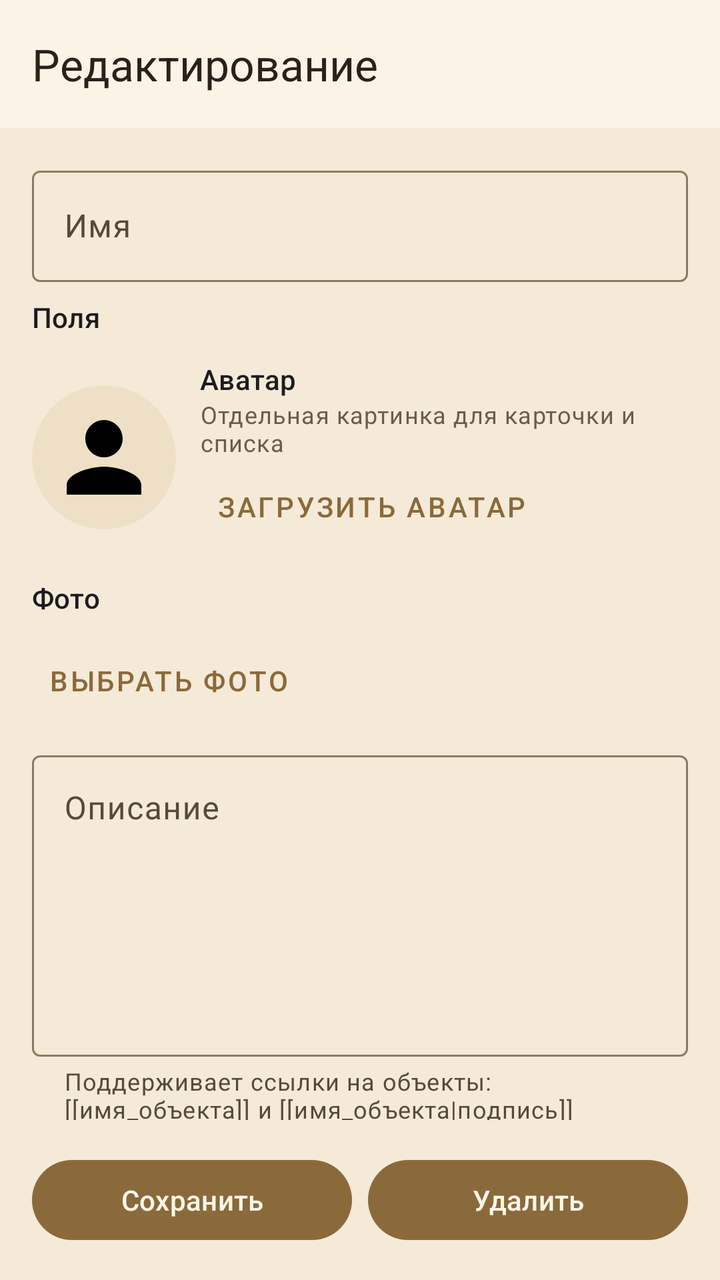
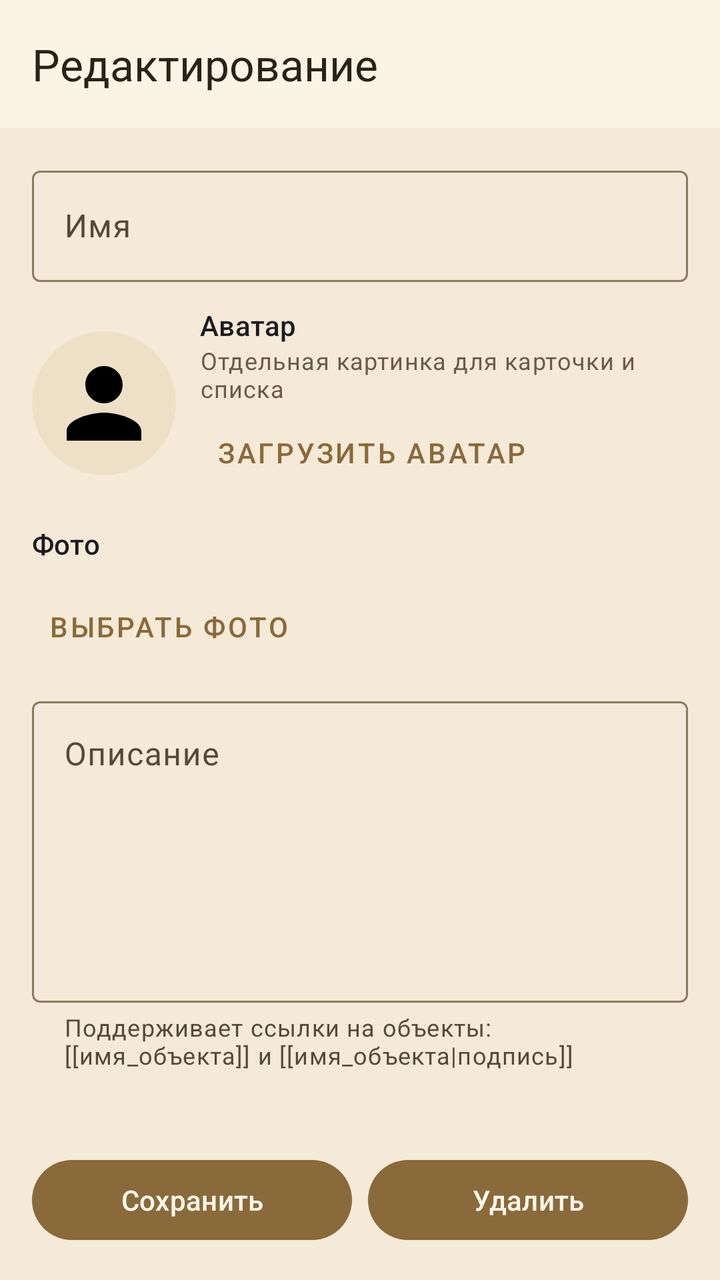

Compare the two renders of this Android layout. The source of the first and the diff that turns it into the second are given below.
<!-- AndroidManifest.xml: application theme Theme.DnDMemory -->
<!-- res/layout/activity_entity_edit.xml -->
<?xml version="1.0" encoding="utf-8"?>
<LinearLayout xmlns:android="http://schemas.android.com/apk/res/android"
    xmlns:app="http://schemas.android.com/apk/res-auto"
    android:layout_width="match_parent"
    android:layout_height="match_parent"
    android:orientation="vertical">

    <com.google.android.material.appbar.MaterialToolbar
        style="@style/Widget.DnDMemory.Toolbar"
        android:id="@+id/entity_edit_toolbar"
        android:layout_width="match_parent"
        android:layout_height="?attr/actionBarSize"
        app:title="@string/entity_edit_title_edit" />

    <androidx.core.widget.NestedScrollView
        android:layout_width="match_parent"
        android:layout_height="0dp"
        android:layout_weight="1"
        android:clipToPadding="false"
        android:paddingBottom="72dp">

        <LinearLayout
            android:layout_width="match_parent"
            android:layout_height="wrap_content"
            android:orientation="vertical"
            android:padding="16dp">

            <com.google.android.material.textfield.TextInputLayout
                android:id="@+id/entity_edit_name_group"
                android:layout_width="match_parent"
                android:layout_height="wrap_content"
                android:hint="@string/entity_edit_name">

                <com.google.android.material.textfield.TextInputEditText
                    android:id="@+id/entity_edit_name_input"
                    android:layout_width="match_parent"
                    android:layout_height="wrap_content"
                    android:inputType="textCapSentences"
                    android:maxLines="1" />
            </com.google.android.material.textfield.TextInputLayout>

            <TextView
                android:id="@+id/entity_edit_fields_title"
                android:layout_width="match_parent"
                android:layout_height="wrap_content"
                android:layout_marginTop="8dp"
                android:text="@string/entity_detail_fields"
                android:textAppearance="?attr/textAppearanceTitleSmall" />

            
            <com.google.android.material.textfield.TextInputLayout
                android:id="@+id/entity_edit_race_group"
                android:layout_width="match_parent"
                android:layout_height="wrap_content"
                android:hint="@string/attr_race"
                android:visibility="gone">

                <com.google.android.material.textfield.MaterialAutoCompleteTextView
                    android:id="@+id/entity_edit_race_input"
                    style="@style/Widget.Material3.AutoCompleteTextView.OutlinedBox"
                    android:layout_width="match_parent"
                    android:layout_height="wrap_content"
                    android:completionThreshold="1"
                    android:inputType="textCapSentences"
                    android:maxLines="1" />
            </com.google.android.material.textfield.TextInputLayout>

            
            <com.google.android.material.textfield.TextInputLayout
                android:id="@+id/entity_edit_gender_group"
                style="@style/Widget.Material3.TextInputLayout.OutlinedBox.ExposedDropdownMenu"
                android:layout_width="match_parent"
                android:layout_height="wrap_content"
                android:hint="@string/attr_gender"
                android:visibility="gone">

                <com.google.android.material.textfield.MaterialAutoCompleteTextView
                    android:id="@+id/entity_edit_gender"
                    android:layout_width="match_parent"
                    android:layout_height="wrap_content"
                    android:inputType="none" />
            </com.google.android.material.textfield.TextInputLayout>

            
            <com.google.android.material.textfield.TextInputLayout
                android:id="@+id/entity_edit_klass_group"
                android:layout_width="match_parent"
                android:layout_height="wrap_content"
                android:hint="@string/attr_klass"
                android:visibility="gone">

                <com.google.android.material.textfield.MaterialAutoCompleteTextView
                    android:id="@+id/entity_edit_klass_input"
                    style="@style/Widget.Material3.AutoCompleteTextView.OutlinedBox"
                    android:layout_width="match_parent"
                    android:layout_height="wrap_content"
                    android:completionThreshold="1"
                    android:inputType="textCapSentences"
                    android:maxLines="1" />
            </com.google.android.material.textfield.TextInputLayout>

            <com.google.android.material.textfield.TextInputLayout
                android:id="@+id/entity_edit_player_group"
                style="@style/Widget.Material3.TextInputLayout.OutlinedBox.ExposedDropdownMenu"
                android:layout_width="match_parent"
                android:layout_height="wrap_content"
                android:hint="@string/attr_player_name"
                android:visibility="gone"
                app:endIconMode="dropdown_menu">

                <com.google.android.material.textfield.MaterialAutoCompleteTextView
                    android:id="@+id/entity_edit_player"
                    android:layout_width="match_parent"
                    android:layout_height="wrap_content"
                    android:inputType="none" />
            </com.google.android.material.textfield.TextInputLayout>

            
            <com.google.android.material.textfield.TextInputLayout
                android:id="@+id/entity_edit_location_type_group"
                android:layout_width="match_parent"
                android:layout_height="wrap_content"
                android:hint="Тип локации"
                android:visibility="gone">

                <com.google.android.material.textfield.MaterialAutoCompleteTextView
                    android:id="@+id/entity_edit_location_type"
                    style="@style/Widget.Material3.AutoCompleteTextView.OutlinedBox"
                    android:layout_width="match_parent"
                    android:layout_height="wrap_content"
                    android:completionThreshold="1"
                    android:inputType="textCapSentences"
                    android:maxLines="1" />
            </com.google.android.material.textfield.TextInputLayout>

            <com.google.android.material.textfield.TextInputLayout
                android:id="@+id/entity_edit_item_type_group"
                android:layout_width="match_parent"
                android:layout_height="wrap_content"
                android:hint="Тип предмета"
                android:visibility="gone">

                <com.google.android.material.textfield.MaterialAutoCompleteTextView
                    android:id="@+id/entity_edit_item_type"
                    style="@style/Widget.Material3.AutoCompleteTextView.OutlinedBox"
                    android:layout_width="match_parent"
                    android:layout_height="wrap_content"
                    android:completionThreshold="1"
                    android:inputType="textCapSentences"
                    android:maxLines="1" />
            </com.google.android.material.textfield.TextInputLayout>

            <com.google.android.material.textfield.TextInputLayout
                android:id="@+id/entity_edit_short_group"
                android:layout_width="match_parent"
                android:layout_height="wrap_content"
                android:hint="@string/attr_short_description"
                android:visibility="gone">

                <com.google.android.material.textfield.TextInputEditText
                    android:id="@+id/entity_edit_short_input"
                    android:layout_width="match_parent"
                    android:layout_height="wrap_content"
                    android:inputType="textCapSentences"
                    android:maxLines="2" />
            </com.google.android.material.textfield.TextInputLayout>

            
            <com.google.android.material.textfield.TextInputLayout
                android:id="@+id/entity_edit_owner_link_group"
                android:layout_width="match_parent"
                android:layout_height="wrap_content"
                android:hint="@string/entity_owner_link_hint"
                android:visibility="gone"
                app:helperText="@string/entity_owner_link_helper">

                <com.google.android.material.textfield.MaterialAutoCompleteTextView
                    android:id="@+id/entity_edit_owner_link"
                    style="@style/Widget.Material3.AutoCompleteTextView.OutlinedBox"
                    android:layout_width="match_parent"
                    android:layout_height="wrap_content"
                    android:inputType="textCapSentences"
                    android:maxLines="1" />
            </com.google.android.material.textfield.TextInputLayout>

            
            <LinearLayout
                android:id="@+id/entity_edit_items_group"
                android:layout_width="match_parent"
                android:layout_height="wrap_content"
                android:orientation="vertical"
                android:visibility="gone">

                <TextView
                    android:layout_width="match_parent"
                    android:layout_height="wrap_content"
                    android:layout_marginTop="8dp"
                    android:text="@string/attr_items"
                    android:textAppearance="?attr/textAppearanceTitleSmall" />

                <LinearLayout
                    android:id="@+id/entity_edit_items"
                    android:layout_width="match_parent"
                    android:layout_height="wrap_content"
                    android:orientation="vertical" />

                <com.google.android.material.button.MaterialButton
                    android:id="@+id/entity_edit_add_item"
                    style="?attr/materialButtonOutlinedStyle"
                    android:layout_width="wrap_content"
                    android:layout_height="wrap_content"
                    android:text="@string/entity_item_add" />
            </LinearLayout>

                
                <LinearLayout
                    android:layout_width="match_parent"
                    android:layout_height="wrap_content"
                    android:layout_marginTop="12dp"
                    android:gravity="center_vertical"
                    android:orientation="horizontal">

                    <ImageView
                        android:id="@+id/entity_edit_avatar"
                        android:layout_width="72dp"
                        android:layout_height="72dp"
                        android:background="@drawable/bg_avatar"
                        android:clipToOutline="true"
                        android:contentDescription="@string/entity_avatar"
                        android:padding="8dp"
                        android:scaleType="centerCrop"
                        android:src="@drawable/ic_hero" />

                    <LinearLayout
                        android:layout_width="0dp"
                        android:layout_height="wrap_content"
                        android:layout_marginStart="12dp"
                        android:layout_weight="1"
                        android:orientation="vertical">

                        <TextView
                            android:layout_width="match_parent"
                            android:layout_height="wrap_content"
                            android:text="@string/entity_avatar"
                            android:textAppearance="?attr/textAppearanceLabelLarge" />

                        <TextView
                            android:layout_width="match_parent"
                            android:layout_height="wrap_content"
                            android:text="@string/entity_avatar_hint"
                            android:textAppearance="?attr/textAppearanceBodySmall"
                            android:textColor="@color/text_muted" />

                        <LinearLayout
                            android:layout_width="match_parent"
                            android:layout_height="wrap_content"
                            android:orientation="horizontal">

                            <com.google.android.material.button.MaterialButton
                                android:id="@+id/entity_edit_avatar_pick"
                                style="@style/Widget.MaterialComponents.Button.TextButton"
                                android:layout_width="wrap_content"
                                android:layout_height="wrap_content"
                                android:text="@string/entity_avatar_pick" />

                            <com.google.android.material.button.MaterialButton
                                android:id="@+id/entity_edit_avatar_clear"
                                style="@style/Widget.MaterialComponents.Button.TextButton"
                                android:layout_width="wrap_content"
                                android:layout_height="wrap_content"
                                android:text="@string/entity_avatar_clear"
                                android:visibility="gone" />
                        </LinearLayout>
                    </LinearLayout>
                </LinearLayout>

                
                <LinearLayout
                    android:id="@+id/entity_edit_photo_group"
                    android:layout_width="match_parent"
                    android:layout_height="wrap_content"
                    android:layout_marginTop="12dp"
                    android:orientation="vertical">

                    <TextView
                        android:layout_width="match_parent"
                        android:layout_height="wrap_content"
                        android:text="@string/entity_photo"
                        android:textAppearance="?attr/textAppearanceLabelLarge" />

                    <LinearLayout
                        android:id="@+id/entity_edit_files"
                        android:layout_width="match_parent"
                        android:layout_height="wrap_content"
                        android:layout_marginTop="8dp"
                        android:orientation="vertical" />

                    <ImageView
                        android:id="@+id/entity_edit_photo"
                        android:layout_width="match_parent"
                        android:layout_height="180dp"
                        android:layout_marginTop="8dp"
                        android:background="@color/colorSurfaceVariant"
                        android:contentDescription="@string/entity_photo"
                        android:scaleType="centerCrop"
                        android:visibility="gone" />

                    <LinearLayout
                        android:layout_width="match_parent"
                        android:layout_height="wrap_content"
                        android:orientation="horizontal">

                        <com.google.android.material.button.MaterialButton
                            android:id="@+id/entity_edit_photo_pick"
                            style="@style/Widget.MaterialComponents.Button.TextButton"
                            android:layout_width="wrap_content"
                            android:layout_height="wrap_content"
                            android:text="@string/entity_photo_pick" />

                        <com.google.android.material.button.MaterialButton
                            android:id="@+id/entity_edit_photo_clear"
                            style="@style/Widget.MaterialComponents.Button.TextButton"
                            android:layout_width="wrap_content"
                            android:layout_height="wrap_content"
                            android:text="@string/entity_photo_clear"
                            android:visibility="gone" />
                    </LinearLayout>
                </LinearLayout>

                <com.google.android.material.textfield.TextInputLayout
                android:layout_width="match_parent"
                android:layout_height="wrap_content"
                android:layout_marginTop="8dp"
                android:hint="@string/entity_edit_description"
                app:helperText="@string/entity_edit_description_hint">

                <com.google.android.material.textfield.TextInputEditText
                    android:id="@+id/entity_edit_description_input"
                    android:layout_width="match_parent"
                    android:layout_height="wrap_content"
                    android:gravity="top"
                    android:inputType="textMultiLine"
                    android:minLines="6" />
            </com.google.android.material.textfield.TextInputLayout>
        </LinearLayout>
    </androidx.core.widget.NestedScrollView>

    <LinearLayout
        android:layout_width="match_parent"
        android:layout_height="wrap_content"
        android:orientation="horizontal"
        android:padding="16dp">

        <com.google.android.material.button.MaterialButton
            android:id="@+id/entity_edit_save"
            android:layout_width="0dp"
            android:layout_height="wrap_content"
            android:layout_weight="1"
            android:text="@string/action_save" />

        <com.google.android.material.button.MaterialButton
            android:id="@+id/entity_edit_delete"
            android:layout_width="0dp"
            android:layout_height="wrap_content"
            android:layout_weight="1"
            android:layout_marginStart="8dp"
            android:text="@string/action_delete" />
    </LinearLayout>

    <ProgressBar
        android:id="@+id/entity_edit_progress"
        android:layout_width="wrap_content"
        android:layout_height="wrap_content"
        android:layout_gravity="center_horizontal"
        android:visibility="gone" />
</LinearLayout>
<!-- resources referenced by this layout -->
<resources>
  <color name="colorSurfaceVariant">#EEE0C6</color>
  <color name="text_muted">#6B5B47</color>
  <!-- drawable bg_avatar (drawable) -->
  <shape xmlns:android="http://schemas.android.com/apk/res/android"
      android:shape="oval">
      <solid android:color="@color/colorSurfaceVariant" />
  </shape>
  <!-- drawable ic_hero (drawable) -->
  <?xml version="1.0" encoding="utf-8"?>
  <vector xmlns:android="http://schemas.android.com/apk/res/android"
      android:width="24dp"
      android:height="24dp"
      android:viewportWidth="24"
      android:viewportHeight="24">
      <path
          android:fillColor="#FF000000"
          android:pathData="M12,12c2.21,0 4,-1.79 4,-4s-1.79,-4 -4,-4 -4,1.79 -4,4 1.79,4 4,4zM12,14c-2.67,0 -8,1.34 -8,4v2h16v-2c0,-2.66 -5.33,-4 -8,-4z" />
  </vector>
  <string name="action_delete">Удалить</string>
  <string name="action_save">Сохранить</string>
  <string name="attr_gender">Пол</string>
  <string name="attr_items">Предметы</string>
  <string name="attr_klass">Класс персонажа</string>
  <string name="attr_player_name">Игрок</string>
  <string name="attr_race">Раса</string>
  <string name="attr_short_description">Краткое описание</string>
  <string name="entity_avatar">Аватар</string>
  <string name="entity_avatar_clear">Убрать</string>
  <string name="entity_avatar_hint">Отдельная картинка для карточки и списка</string>
  <string name="entity_avatar_pick">Загрузить аватар</string>
  <string name="entity_detail_fields">Поля</string>
  <string name="entity_edit_description">Описание</string>
  <string name="entity_edit_description_hint">Поддерживает ссылки на объекты: [[имя_объекта]] и [[имя_объекта|подпись]]</string>
  <string name="entity_edit_name">Имя</string>
  <string name="entity_edit_title_edit">Редактирование</string>
  <string name="entity_item_add">Добавить предмет</string>
  <string name="entity_owner_link_helper">Начните вводить имя героя или персонажа</string>
  <string name="entity_owner_link_hint">Владелец</string>
  <string name="entity_photo">Фото</string>
  <string name="entity_photo_clear">Убрать</string>
  <string name="entity_photo_pick">Выбрать фото</string>
  <style name="Widget.DnDMemory.Toolbar" parent="Widget.Material3.Toolbar">
          <item name="android:background">?attr/colorSurface</item>
          <item name="titleTextColor">?attr/colorOnSurface</item>
      </style>
  <color name="colorPrimary">#8A6A3B</color>
  <color name="colorPrimaryDark">#5E4525</color>
  <color name="colorOnPrimary">#FFF7EA</color>
  <color name="colorPrimaryContainer">#EBDCC2</color>
  <color name="colorOnPrimaryContainer">#3A2A14</color>
  <color name="colorSecondary">#B98B2E</color>
  <color name="colorOnSecondary">#FFF8EA</color>
  <color name="colorSurface">#FBF4E6</color>
  <color name="colorOnSurface">#2A2118</color>
  <color name="colorOnSurfaceVariant">#57493A</color>
  <color name="colorBackground">#F4EAD7</color>
  <color name="colorOnBackground">#2A2118</color>
  <color name="colorError">#A3231C</color>
  <color name="colorOnError">#FFFFFF</color>
  <color name="colorOutline">#8C7B63</color>
  <!-- unchanged entries left out for length: 1 -->
</resources>

<!-- the commit's change to res/layout/activity_entity_edit.xml (unified diff, before → after) -->
@@ -45,6 +45,7 @@
                 android:layout_height="wrap_content"
                 android:layout_marginTop="8dp"
                 android:text="@string/entity_detail_fields"
+                android:visibility="gone"
                 android:textAppearance="?attr/textAppearanceTitleSmall" />
 
             
